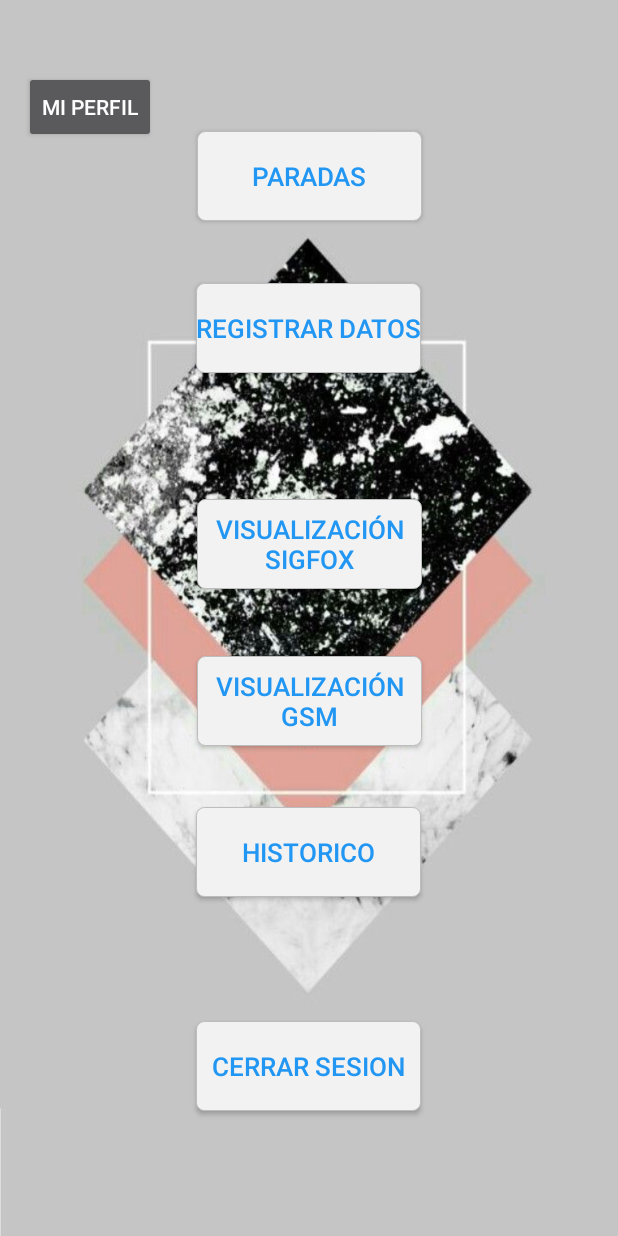
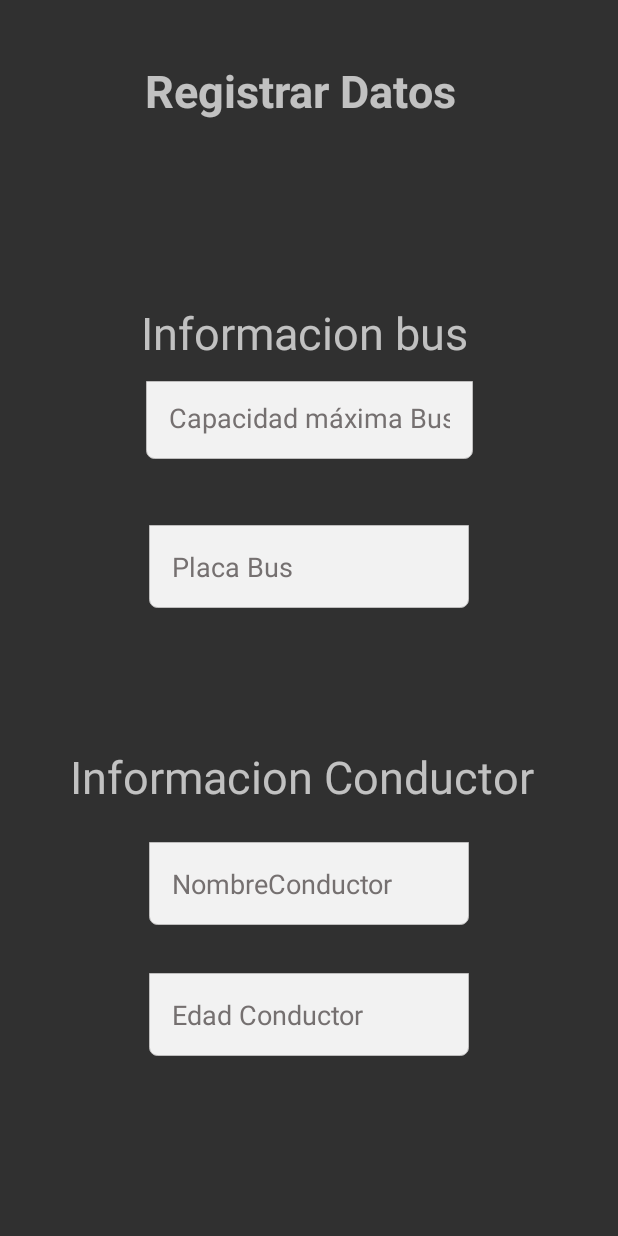
Before and after one commit to amst-fiec/2T2019-Recorrido-de-buses, an Android app: the panel_opcion_conductor screen opened directly, with no data from a screen before it, after a tap on "REGISTRAR DATOS", on a phone screen of 412 x 824 dp. Run offline under Robolectric (Android 15) with nearby library versions, the light colour scheme and no system bars.

Commit message:
conductor tiene edad y capacidad maxima de bus

```diff
--- a/app/src/main/java/com/e/main_hu4_prueba/Conductor.java
+++ b/app/src/main/java/com/e/main_hu4_prueba/Conductor.java
@@ -8,6 +8,8 @@ public class Conductor {
 
     String nombre, correo, password, placa;
     ArrayList<Parada> arreglo_paradas;
+    //nuevas variables
+    int capacidad_max_bus, edad;
 
     public Conductor () {
         this.nombre="";
@@ -15,14 +17,20 @@ public class Conductor {
         this.password="";
         this.placa="no";
         this.arreglo_paradas=new ArrayList<Parada>();
+        //nuevo
+        this.capacidad_max_bus= 0;
+        this.edad=0;
     }
-    public Conductor(String nombre, String email, String password){
+
+    public Conductor(String nombre, String email, String password, int capacidad_max_bus, int edad){
         this.nombre=nombre;
         this.correo=email;
         this.password=password;
         this.placa="no";
         this.arreglo_paradas=new ArrayList<Parada>();
-
+        //nuevo
+        this.capacidad_max_bus= capacidad_max_bus;
+        this.edad=edad;
     }
     //
 
@@ -72,4 +80,13 @@ public class Conductor {
     }
     //
 
+    public int getCapacidad_max_bus() { return capacidad_max_bus; }
+
+    public void setCapacidad_max_bus(int capacidad_max_bus) { this.capacidad_max_bus = capacidad_max_bus; }
+    //
+
+    public int getEdad() { return edad; }
+
+    public void setEdad(int edad) { this.edad = edad; }
+
 }
--- a/app/src/main/java/com/e/main_hu4_prueba/Signin_user.java
+++ b/app/src/main/java/com/e/main_hu4_prueba/Signin_user.java
@@ -40,7 +40,9 @@ public class Signin_user extends AppCompatActivity {
     Parada parada_o= new Parada("default", "00", "00");
     //ArrayList<Parada> paradas_al= new ArrayList<Parada>();
 
-
+    // variables
+    private int edad=0;
+    private int cap_max_bus=0;
     private ProgressDialog message;
 
     @Override
@@ -129,8 +131,9 @@ public class Signin_user extends AppCompatActivity {
                 if (task.isSuccessful()) {
                     // obtengo id de usuario creado
                     String id = mAuth.getCurrentUser().getUid();
+
                     /////// mi objeto
-                    conductor_o= new Conductor(nombre ,email,password);
+                    conductor_o= new Conductor(nombre ,email,password, cap_max_bus, edad);
                     conductor_o.setParada(parada_o);
                     mDatabase.child("user_c").child(id).setValue(conductor_o);
                     /////////////////
--- a/app/src/main/java/com/e/main_hu4_prueba/panel_opcion_conductor.java
+++ b/app/src/main/java/com/e/main_hu4_prueba/panel_opcion_conductor.java
@@ -51,7 +51,7 @@ public class panel_opcion_conductor extends AppCompatActivity {
         btn_reg_datos_d.setOnClickListener(new View.OnClickListener() {
             @Override
             public void onClick(View view) {
-                //startActivity(new Intent(com.e.main_hu4_prueba.panel_opcion_conductor.this, SOMECLASS.class));
+                startActivity(new Intent(com.e.main_hu4_prueba.panel_opcion_conductor.this, perfil_conductor.class));
             }
         });
         //abre activity seleccionar parda (HU3)
--- a/app/src/main/java/com/e/main_hu4_prueba/perfil_conductor.java
+++ b/app/src/main/java/com/e/main_hu4_prueba/perfil_conductor.java
@@ -6,6 +6,7 @@ import android.os.Bundle;
 
 public class perfil_conductor extends AppCompatActivity {
 
+
     @Override
     protected void onCreate(Bundle savedInstanceState) {
         super.onCreate(savedInstanceState);
--- a/app/src/main/res/layout/activity_init_app_as.xml
+++ b/app/src/main/res/layout/activity_init_app_as.xml
@@ -77,7 +77,7 @@
             android:background="@drawable/button"
 
             android:gravity="center|center_horizontal"
-            android:text="USUARIO"
+            android:text="PASAJERO"
             android:textAllCaps="false"
             android:textColor="#2196F3"
             android:textSize="17sp"
--- a/app/src/main/res/layout/activity_perfil_conductor.xml
+++ b/app/src/main/res/layout/activity_perfil_conductor.xml
@@ -6,4 +6,106 @@
     android:layout_height="match_parent"
     tools:context=".perfil_conductor">
 
+    <TextView
+        android:id="@+id/textView3"
+        android:layout_width="wrap_content"
+        android:layout_height="wrap_content"
+        android:layout_marginTop="40dp"
+        android:text="Registrar Datos"
+        android:textAlignment="center"
+        android:textSize="30sp"
+        android:textStyle="bold"
+        app:layout_constraintBottom_toTopOf="@+id/textView7"
+        app:layout_constraintEnd_toEndOf="parent"
+        app:layout_constraintHorizontal_bias="0.472"
+        app:layout_constraintStart_toStartOf="parent"
+        app:layout_constraintTop_toTopOf="parent"
+        app:layout_constraintVertical_bias="0.0" />
+
+    <TextView
+        android:id="@+id/textView7"
+        android:layout_width="wrap_content"
+        android:layout_height="wrap_content"
+        android:layout_marginBottom="12dp"
+        android:text="Informacion bus"
+        android:textSize="30sp"
+        app:layout_constraintBottom_toTopOf="@+id/edit_capacidadBus"
+        app:layout_constraintEnd_toEndOf="parent"
+        app:layout_constraintHorizontal_bias="0.484"
+        app:layout_constraintStart_toStartOf="parent" />
+
+    <TextView
+        android:id="@+id/textView11"
+        android:layout_width="319dp"
+        android:layout_height="40dp"
+        android:layout_marginBottom="24dp"
+        android:text="Informacion Conductor"
+        android:textSize="30sp"
+        app:layout_constraintBottom_toTopOf="@+id/edit_nombre"
+        app:layout_constraintEnd_toEndOf="parent"
+        app:layout_constraintStart_toStartOf="parent" />
+
+    <EditText
+        android:id="@+id/edit_placaBus"
+        android:layout_width="wrap_content"
+        android:layout_height="wrap_content"
+        android:layout_marginBottom="92dp"
+        android:background="@drawable/edit_text_bottom"
+        android:ems="10"
+        android:hint="Placa Bus"
+        android:inputType="textPersonName"
+        android:padding="15dp"
+        android:textColor="#030303"
+        android:textColorHint="#757070"
+        app:layout_constraintBottom_toTopOf="@+id/textView11"
+        app:layout_constraintEnd_toEndOf="parent"
+        app:layout_constraintStart_toStartOf="parent" />
+
+    <EditText
+        android:id="@+id/edit_capacidadBus"
+        android:layout_width="218dp"
+        android:layout_height="52dp"
+        android:layout_marginBottom="44dp"
+        android:background="@drawable/edit_text_bottom"
+        android:ems="10"
+        android:hint="Capacidad máxima Bus"
+        android:inputType="textPersonName"
+        android:padding="15dp"
+        android:textColor="#030303"
+        android:textColorHint="#757070"
+        app:layout_constraintBottom_toTopOf="@+id/edit_placaBus"
+        app:layout_constraintEnd_toEndOf="parent"
+        app:layout_constraintStart_toStartOf="parent" />
+
+    <EditText
+        android:id="@+id/edit_nombre"
+        android:layout_width="wrap_content"
+        android:layout_height="wrap_content"
+        android:layout_marginBottom="32dp"
+        android:background="@drawable/edit_text_bottom"
+        android:ems="10"
+        android:hint="NombreConductor"
+        android:inputType="textPersonName"
+        android:padding="15dp"
+        android:textColor="#030303"
+        android:textColorHint="#757070"
+        app:layout_constraintBottom_toTopOf="@+id/edit_edad"
+        app:layout_constraintEnd_toEndOf="parent"
+        app:layout_constraintStart_toStartOf="parent" />
+
+    <EditText
+        android:id="@+id/edit_edad"
+        android:layout_width="wrap_content"
+        android:layout_height="wrap_content"
+        android:layout_marginBottom="120dp"
+        android:background="@drawable/edit_text_bottom"
+        android:ems="10"
+        android:hint="Edad Conductor"
+        android:inputType="textPersonName"
+        android:padding="15dp"
+        android:textColor="#030303"
+        android:textColorHint="#757070"
+        app:layout_constraintBottom_toBottomOf="parent"
+        app:layout_constraintEnd_toEndOf="parent"
+        app:layout_constraintStart_toStartOf="parent" />
 </androidx.constraintlayout.widget.ConstraintLayout>
```
